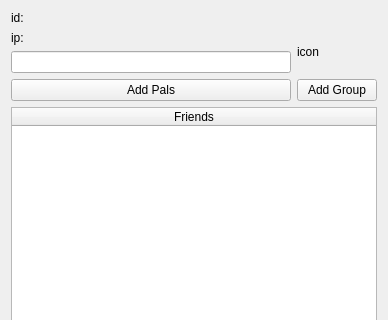
Old version of the form pallist.ui in the repository meng-zha/ChatBox; both pictures show x 0 to 388 and y 0 to 320 of the 388 by 665 pixel window.
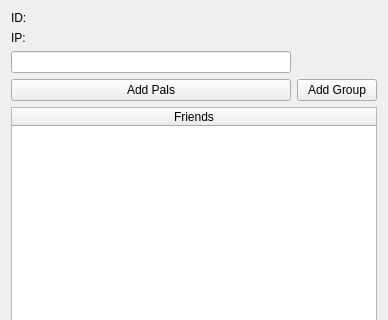
New version of the form. Icons and pictures are not drawn.

```diff
--- a/pallist.ui
+++ b/pallist.ui
@@ -13,10 +13,11 @@
   <property name="windowTitle">
    <string>Form</string>
   </property>
+  <property name="windowIcon">
+   <iconset resource="chatbox.qrc">
+    <normaloff>:/logo/app.jpg</normaloff>:/logo/app.jpg</iconset>
+  </property>
   <layout class="QGridLayout" name="gridLayout">
-   <item row="3" column="0">
-    <widget class="QLineEdit" name="palid_lineEdit"/>
-   </item>
    <item row="4" column="0">
     <widget class="QPushButton" name="add_Contact">
      <property name="text">
@@ -24,13 +25,6 @@
      </property>
     </widget>
    </item>
-   <item row="0" column="0">
-    <widget class="QLabel" name="id_Self">
-     <property name="text">
-      <string>id:</string>
-     </property>
-    </widget>
-   </item>
    <item row="4" column="1">
     <widget class="QPushButton" name="add_group">
      <property name="text">
@@ -38,27 +32,6 @@
      </property>
     </widget>
    </item>
-   <item row="7" column="0" colspan="2">
-    <widget class="QPushButton" name="quit_button">
-     <property name="text">
-      <string>Quit</string>
-     </property>
-    </widget>
-   </item>
-   <item row="2" column="0">
-    <widget class="QLabel" name="ip_Self">
-     <property name="text">
-      <string>ip:</string>
-     </property>
-    </widget>
-   </item>
-   <item row="2" column="1" rowspan="2">
-    <widget class="QLabel" name="icon_Self">
-     <property name="text">
-      <string>icon</string>
-     </property>
-    </widget>
-   </item>
    <item row="6" column="0" colspan="2">
     <widget class="QTreeWidget" name="treeWidget">
      <column>
@@ -71,6 +44,55 @@
      </column>
     </widget>
    </item>
+   <item row="3" column="0">
+    <widget class="QLineEdit" name="palid_lineEdit"/>
+   </item>
+   <item row="7" column="0" colspan="2">
+    <widget class="QPushButton" name="quit_button">
+     <property name="text">
+      <string>Quit</string>
+     </property>
+    </widget>
+   </item>
+   <item row="2" column="0">
+    <widget class="QLabel" name="ip_Self">
+     <property name="text">
+      <string>IP:</string>
+     </property>
+    </widget>
+   </item>
+   <item row="1" column="0">
+    <widget class="QLabel" name="id_Self">
+     <property name="text">
+      <string>ID:</string>
+     </property>
+    </widget>
+   </item>
+   <item row="1" column="1" rowspan="3">
+    <widget class="QLabel" name="icon_Self">
+     <property name="sizePolicy">
+      <sizepolicy hsizetype="Fixed" vsizetype="Fixed">
+       <horstretch>0</horstretch>
+       <verstretch>0</verstretch>
+      </sizepolicy>
+     </property>
+     <property name="maximumSize">
+      <size>
+       <width>90</width>
+       <height>80</height>
+      </size>
+     </property>
+     <property name="text">
+      <string/>
+     </property>
+     <property name="pixmap">
+      <pixmap resource="chatbox.qrc">:/logo/icon.jpg</pixmap>
+     </property>
+     <property name="scaledContents">
+      <bool>true</bool>
+     </property>
+    </widget>
+   </item>
   </layout>
  </widget>
  <resources/>
```
Left out of the diff: 4 changed lines with no effect on the pictures.
